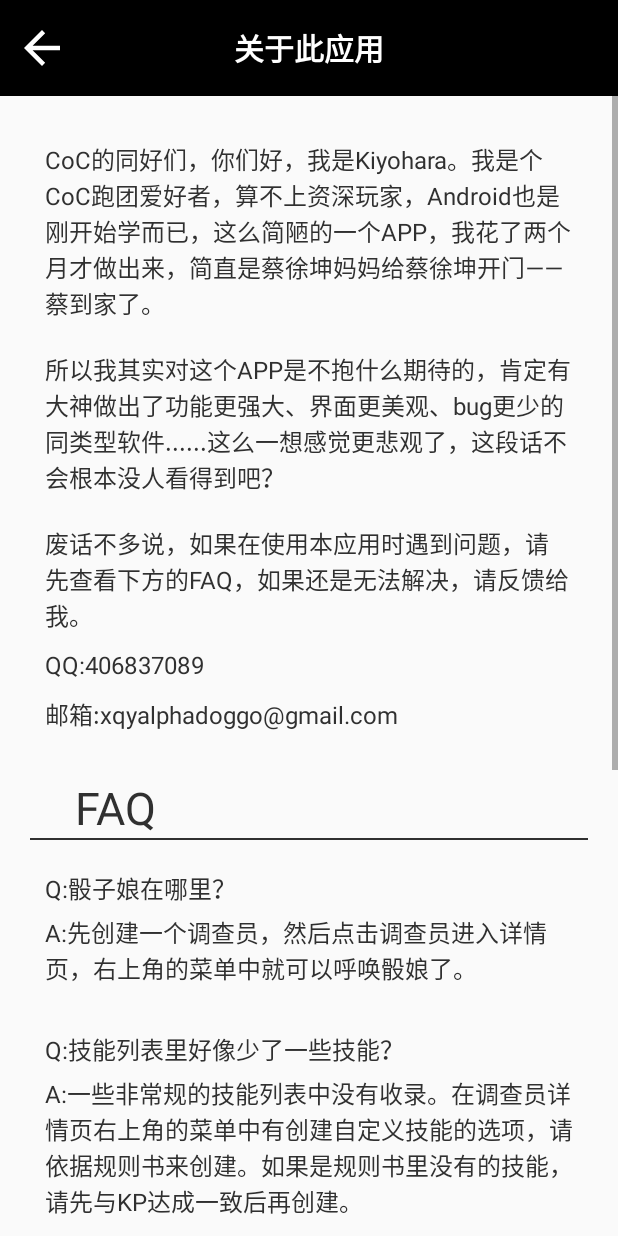
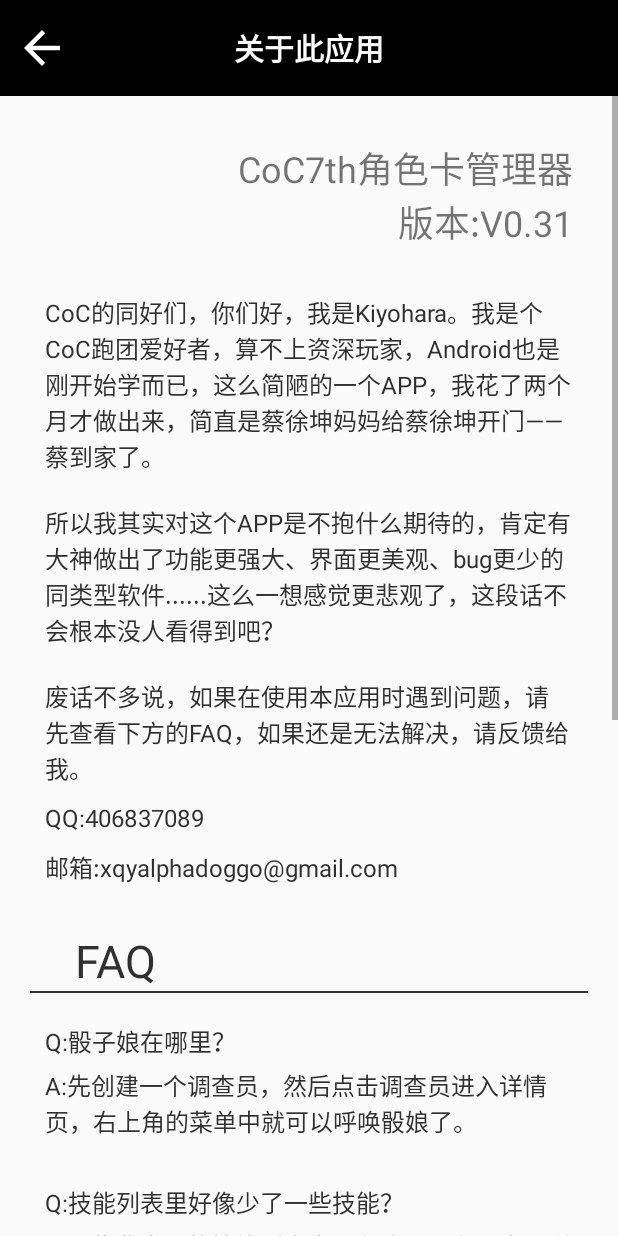
Before and after one commit to KiyoharaBathory/CoC7thPCManager, an Android app: the AboutActivity screen opened directly, with no data from a screen before it, on a phone screen of 412 x 824 dp. Run offline under Robolectric (Android 15) with nearby library versions, the phone set to English and light mode, and no system bars.

Commit message:
version code set

```diff
--- a/app/build.gradle
+++ b/app/build.gradle
@@ -10,8 +10,8 @@ android {
         applicationId "cn.kiyohara.cocplayercharactermanager"
         minSdkVersion 16
         targetSdkVersion 30
-        versionCode 1
-        versionName "1.0"
+        versionCode 3
+        versionName "0.31"
 
         testInstrumentationRunner "androidx.test.runner.AndroidJUnitRunner"
     }
--- a/app/src/main/AndroidManifest.xml
+++ b/app/src/main/AndroidManifest.xml
@@ -1,6 +1,8 @@
 <?xml version="1.0" encoding="utf-8"?>
 <manifest xmlns:android="http://schemas.android.com/apk/res/android"
     xmlns:tools="http://schemas.android.com/tools"
+    android:versionCode="3"
+    android:versionName="0.31"
     package="cn.kiyohara.cocplayercharactermanager">
 
     <uses-permission android:name="android.permission.READ_EXTERNAL_STORAGE" />
--- a/app/src/main/res/layout/activity_about.xml
+++ b/app/src/main/res/layout/activity_about.xml
@@ -41,6 +41,15 @@
             android:layout_height="wrap_content"
             android:orientation="vertical">
 
+
+            <TextView
+                android:layout_marginTop="30dp"
+                android:textSize="24sp"
+                android:text="CoC7th角色卡管理器\n版本:V0.31"
+                android:gravity="right"
+                android:layout_marginHorizontal="30dp"
+                android:layout_width="match_parent"
+                android:layout_height="wrap_content"/>
 
             <TextView
                 android:layout_width="match_parent"
```
